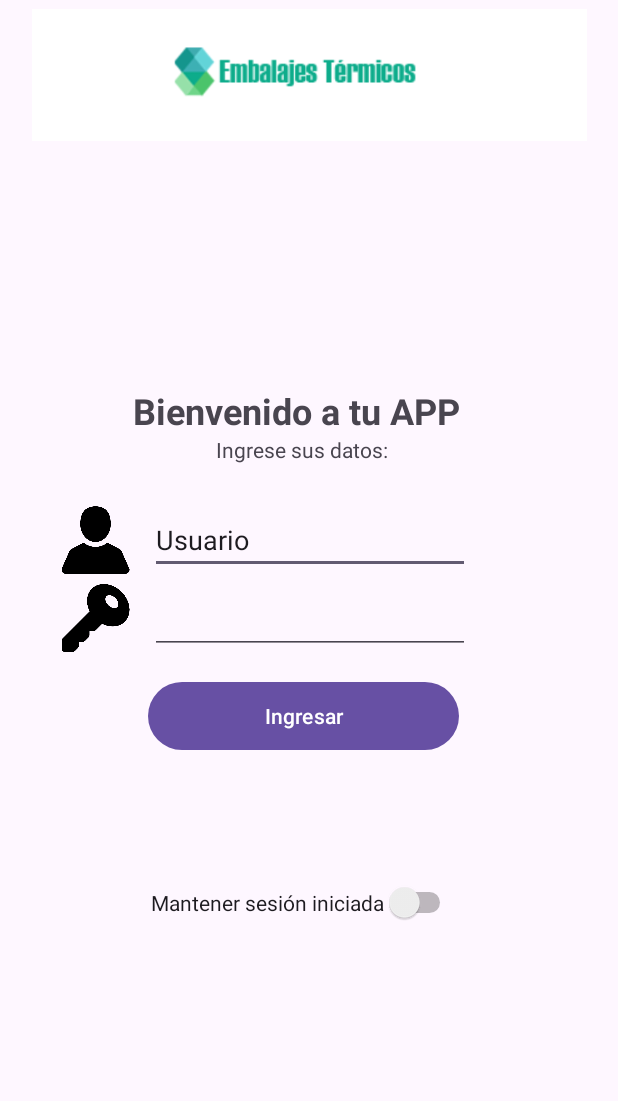
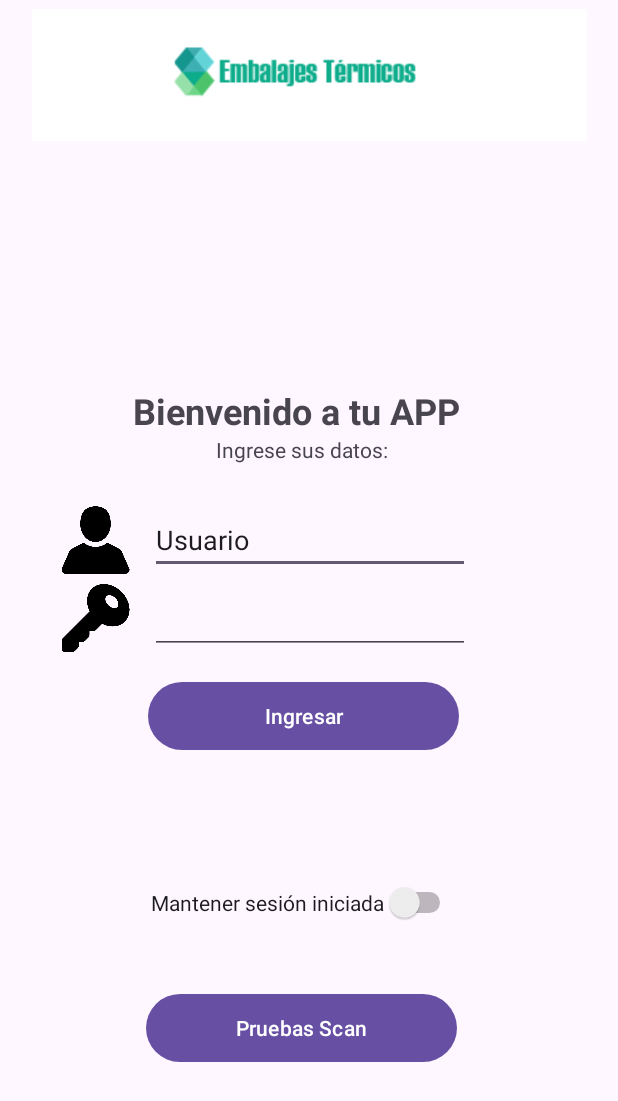
Before and after one commit to mhmonttc/Stade, an Android app: the screen it shows after launch (MainActivity), on a phone screen of 412 x 824 dp. Shown: the top 1101 px of the screen. Run offline under Robolectric (Android 15) with nearby library versions, the phone set to English and light mode, and no system bars; libraries missing offline, so code that uses them is left out: com.google.zxing.integration.

Commit message:
Agrega boton de pruebas en ActivityMain, además de agregar compatibilidad con lectura de QR y EAN

```diff
--- a/app/build.gradle.kts
+++ b/app/build.gradle.kts
@@ -39,4 +39,7 @@ dependencies {
     testImplementation("junit:junit:4.13.2")
     androidTestImplementation("androidx.test.ext:junit:1.1.5")
     androidTestImplementation("androidx.test.espresso:espresso-core:3.5.1")
+    implementation("com.journeyapps:zxing-android-embedded:4.3.0") { isTransitive = false }
+    implementation ("com.google.zxing:core:3.3.3")
+
 }
--- a/app/src/main/AndroidManifest.xml
+++ b/app/src/main/AndroidManifest.xml
@@ -11,6 +11,7 @@
         android:roundIcon="@mipmap/ic_launcher_round"
         android:supportsRtl="true"
         android:theme="@style/Theme.AppEmbalaje"
+        android:hardwareAccelerated="true"
         tools:targetApi="31">
         <activity
             android:name=".activity_cajas"
--- /dev/null
+++ b/app/src/main/java/com/example/appembalaje/adaptadores/PrinterHandler.java
@@ -0,0 +1,4 @@
+package com.example.appembalaje.adaptadores;
+
+public class PrinterHandler {
+}
--- a/app/src/main/res/layout/activity_main.xml
+++ b/app/src/main/res/layout/activity_main.xml
@@ -42,6 +42,20 @@
         app:layout_constraintStart_toStartOf="parent"
         app:layout_constraintTop_toBottomOf="@+id/imageView4"
         app:layout_constraintVertical_bias="0.523"
+        app:strokeColor="#038C7F" />
+
+    <Button
+        android:id="@+id/button2"
+        android:layout_width="207dp"
+        android:layout_height="53dp"
+        android:onClick="PruebasScanner"
+        android:text="Pruebas Scan"
+        app:layout_constraintBottom_toBottomOf="parent"
+        app:layout_constraintEnd_toEndOf="parent"
+        app:layout_constraintHorizontal_bias="0.475"
+        app:layout_constraintStart_toStartOf="parent"
+        app:layout_constraintTop_toBottomOf="@+id/imageView4"
+        app:layout_constraintVertical_bias="0.833"
         app:strokeColor="#038C7F" />
 
     <EditText
```
Also changed, not shown: app/src/main/java/com/example/appembalaje/MainActivity.java (+24 -0 lines), app/src/main/java/com/example/appembalaje/adaptadores/QrHanlder.java (+14 -5 lines), build.gradle.kts (line endings or trailing spaces).
